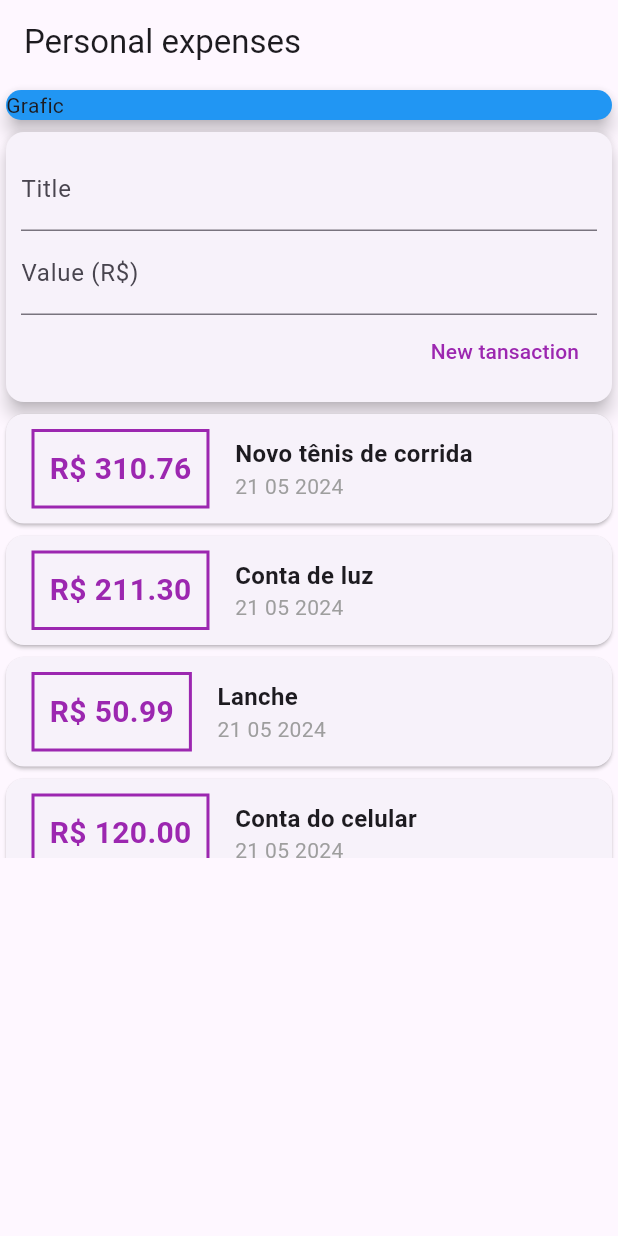
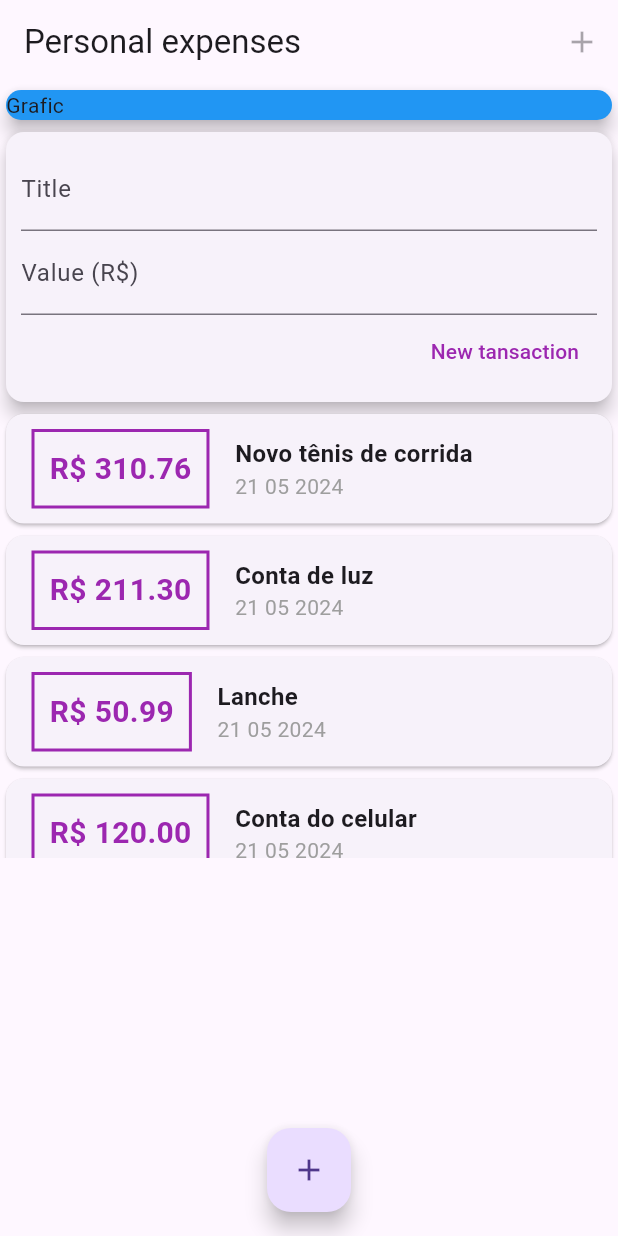
Before and after one commit to predrohr/Expenses-App, a Flutter app: the screen it shows after launch, after a tap on "New tansaction", on a phone screen of 412 x 824 dp. Run offline on Flutter 3.47's test engine with Material 3 defaults, Android fonts, the phone set to English and light mode, and no system bars.

Commit message:
Floating Button added

```diff
--- a/lib/components/transaction_form.dart
+++ b/lib/components/transaction_form.dart
@@ -1,14 +1,25 @@
 import 'package:flutter/material.dart';
 
 class TransactionForm extends StatelessWidget {
+  final titleController = TextEditingController();
+  final valueController = TextEditingController();
+
   final void Function(String, double) onSubmit;
 
-  const TransactionForm(this.onSubmit, {super.key});
+  TransactionForm(this.onSubmit, {super.key});
+
+  _submitForm() {
+    final title = titleController.text;
+    final value = double.tryParse(valueController.text) ?? 0;
+
+    if (title.isEmpty || value < 0) {
+      return;
+    }
+    onSubmit(title, value);
+  }
 
   @override
   Widget build(BuildContext context) {
-    final titleController = TextEditingController();
-    final valueController = TextEditingController();
     return Card(
       elevation: 5,
       child: Padding(
@@ -17,6 +28,7 @@ class TransactionForm extends StatelessWidget {
           children: [
             TextField(
               controller: titleController,
+              onSubmitted: (_) => _submitForm(),
               decoration: const InputDecoration(
                 labelText: 'Title',
               ),
@@ -25,6 +37,7 @@ class TransactionForm extends StatelessWidget {
               controller: valueController,
               keyboardType:
                   const TextInputType.numberWithOptions(decimal: true),
+              onSubmitted: (_) => _submitForm(),
               decoration: const InputDecoration(
                 labelText: 'Value (R\$)',
               ),
@@ -33,18 +46,13 @@ class TransactionForm extends StatelessWidget {
               mainAxisAlignment: MainAxisAlignment.end,
               children: [
                 TextButton(
-                  child: const Text(
-                    'New tansaction',
-                    style: TextStyle(
-                      color: Colors.purple,
+                    child: const Text(
+                      'New tansaction',
+                      style: TextStyle(
+                        color: Colors.purple,
+                      ),
                     ),
-                  ),
-                  onPressed: () {
-                    final title = titleController.text;
-                    final value = double.tryParse(valueController.text) ?? 0;
-                    onSubmit(title, value);
-                  },
-                ),
+                    onPressed: () => _submitForm()),
               ],
             )
           ],
--- a/lib/main.dart
+++ b/lib/main.dart
@@ -22,6 +22,9 @@ class MyHomePage extends StatelessWidget {
     return Scaffold(
       appBar: AppBar(
         title: const Text('Personal expenses'),
+        actions: const [
+          IconButton(onPressed: null, icon: Icon(Icons.add)),
+        ],
       ),
       body: const SingleChildScrollView(
         child: Column(
@@ -38,6 +41,11 @@ class MyHomePage extends StatelessWidget {
           ],
         ),
       ),
+      floatingActionButton: const FloatingActionButton(
+        onPressed: null,
+        child: Icon(Icons.add),
+      ),
+      floatingActionButtonLocation: FloatingActionButtonLocation.centerFloat,
     );
   }
 }
```
